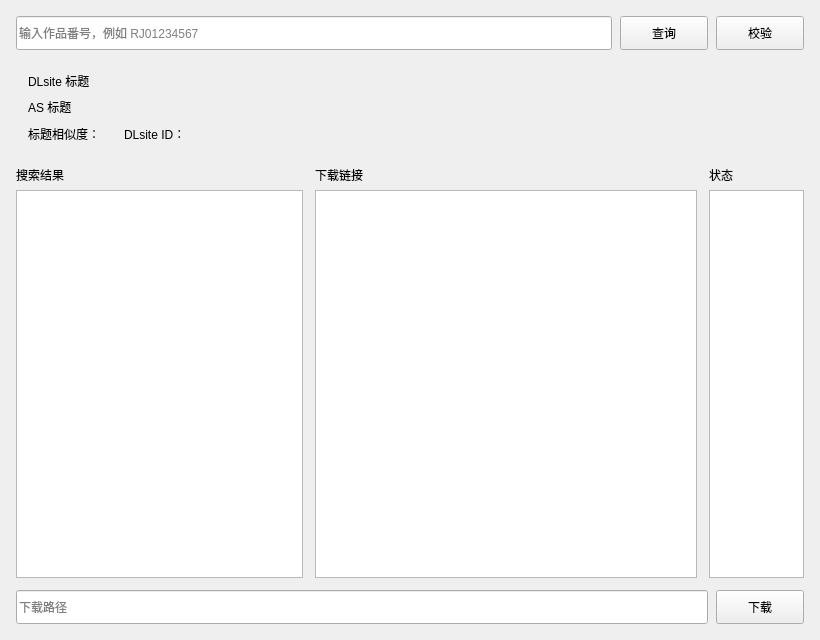
The window that src/QTui/ui_file/select.ui (henntaidesu/DLsite_Anime-sharing_download) describes before a commit, drawn with Qt 5.
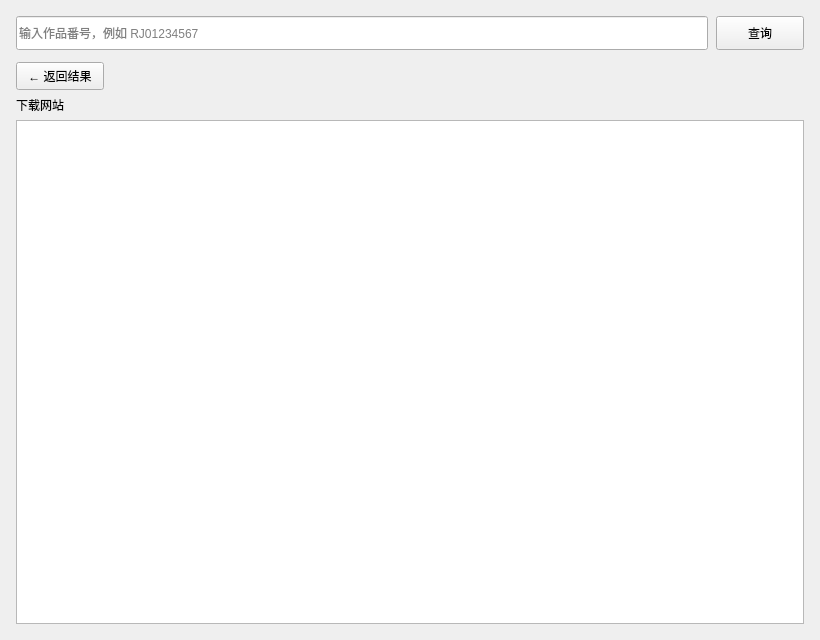
The same window after the commit. The open tabs and pages were chosen to show the change.

Patch:
```diff
--- a/src/QTui/ui_file/select.ui
+++ b/src/QTui/ui_file/select.ui
@@ -64,138 +64,30 @@
         </property>
        </widget>
       </item>
-      <item>
-       <widget class="QPushButton" name="download_check">
-        <property name="minimumSize">
-         <size>
-          <width>88</width>
-          <height>34</height>
-         </size>
-        </property>
-        <property name="text">
-         <string>校验</string>
-        </property>
-       </widget>
-      </item>
      </layout>
     </item>
     <item>
-     <widget class="QFrame" name="infoCard">
-      <property name="class" stdset="0">
-       <string>card</string>
+     <widget class="QStackedWidget" name="lists_stack">
+      <property name="currentIndex">
+       <number>0</number>
       </property>
-      <layout class="QGridLayout" name="infoLayout">
-       <property name="leftMargin">
-        <number>12</number>
-       </property>
-       <property name="topMargin">
-        <number>10</number>
-       </property>
-       <property name="rightMargin">
-        <number>12</number>
-       </property>
-       <property name="bottomMargin">
-        <number>10</number>
-       </property>
-       <property name="horizontalSpacing">
-        <number>10</number>
-       </property>
-       <property name="verticalSpacing">
-        <number>8</number>
-       </property>
-       <item row="0" column="0">
-        <widget class="QLabel" name="dlTitleCaption">
-         <property name="text">
-          <string>DLsite 标题</string>
-         </property>
-         <property name="class" stdset="0">
-          <string>caption</string>
-         </property>
-        </widget>
-       </item>
-       <item row="0" column="1">
-        <widget class="QLabel" name="New_DL_title">
-         <property name="text">
-          <string/>
-         </property>
-         <property name="wordWrap">
-          <bool>true</bool>
-         </property>
-         <property name="textInteractionFlags">
-          <set>Qt::TextSelectableByMouse</set>
-         </property>
-        </widget>
-       </item>
-       <item row="1" column="0">
-        <widget class="QLabel" name="asTitleCaption">
-         <property name="text">
-          <string>AS 标题</string>
-         </property>
-         <property name="class" stdset="0">
-          <string>caption</string>
-         </property>
-        </widget>
-       </item>
-       <item row="1" column="1">
-        <widget class="QLabel" name="New_as_title">
-         <property name="text">
-          <string/>
-         </property>
-         <property name="wordWrap">
-          <bool>true</bool>
-         </property>
-         <property name="textInteractionFlags">
-          <set>Qt::TextSelectableByMouse</set>
-         </property>
-        </widget>
-       </item>
-       <item row="2" column="0" colspan="2">
-        <layout class="QHBoxLayout" name="statusLayout">
-         <property name="spacing">
-          <number>24</number>
-         </property>
-         <item>
-          <widget class="QLabel" name="similarity">
-           <property name="text">
-            <string>标题相似度：</string>
-           </property>
-          </widget>
-         </item>
-         <item>
-          <widget class="QLabel" name="if_rj">
-           <property name="text">
-            <string>DLsite ID：</string>
-           </property>
-          </widget>
-         </item>
-         <item>
-          <spacer name="statusSpacer">
-           <property name="orientation">
-            <enum>Qt::Horizontal</enum>
-           </property>
-           <property name="sizeHint" stdset="0">
-            <size>
-             <width>40</width>
-             <height>20</height>
-            </size>
-           </property>
-          </spacer>
-         </item>
-        </layout>
-       </item>
-      </layout>
-     </widget>
-    </item>
-    <item>
-     <layout class="QHBoxLayout" name="listsLayout" stretch="3,4,1">
-      <property name="spacing">
-       <number>12</number>
-      </property>
-      <item>
+      <widget class="QWidget" name="resultsPage">
        <layout class="QVBoxLayout" name="groupListLayout">
         <property name="spacing">
          <number>6</number>
         </property>
+        <property name="leftMargin">
+         <number>0</number>
+        </property>
+        <property name="topMargin">
+         <number>0</number>
+        </property>
+        <property name="rightMargin">
+         <number>0</number>
+        </property>
+        <property name="bottomMargin">
+         <number>0</number>
+        </property>
         <item>
          <widget class="QLabel" name="groupListCaption">
           <property name="text">
@@ -210,84 +102,80 @@
          <widget class="QListWidget" name="group_list_output"/>
         </item>
        </layout>
-      </item>
-      <item>
-       <layout class="QVBoxLayout" name="urlListLayout">
+      </widget>
+      <widget class="QWidget" name="detailPage">
+       <layout class="QVBoxLayout" name="detailLayout">
         <property name="spacing">
          <number>6</number>
         </property>
+        <property name="leftMargin">
+         <number>0</number>
+        </property>
+        <property name="topMargin">
+         <number>0</number>
+        </property>
+        <property name="rightMargin">
+         <number>0</number>
+        </property>
+        <property name="bottomMargin">
+         <number>0</number>
+        </property>
         <item>
-         <widget class="QLabel" name="urlListCaption">
-          <property name="text">
-           <string>下载链接</string>
+         <layout class="QHBoxLayout" name="detailHeaderLayout">
+          <property name="spacing">
+           <number>8</number>
           </property>
-          <property name="class" stdset="0">
-           <string>caption</string>
-          </property>
-         </widget>
+          <item>
+           <widget class="QPushButton" name="back_button">
+            <property name="minimumSize">
+             <size>
+              <width>88</width>
+              <height>28</height>
+             </size>
+            </property>
+            <property name="text">
+             <string>← 返回结果</string>
+            </property>
+           </widget>
+          </item>
+          <item>
+           <spacer name="detailHeaderSpacer">
+            <property name="orientation">
+             <enum>Qt::Horizontal</enum>
+            </property>
+            <property name="sizeHint" stdset="0">
+             <size>
+              <width>40</width>
+              <height>20</height>
+             </size>
+            </property>
+           </spacer>
+          </item>
+         </layout>
         </item>
         <item>
-         <widget class="QListWidget" name="url_ui_list"/>
-        </item>
-       </layout>
-      </item>
-      <item>
-       <layout class="QVBoxLayout" name="urlStatusLayout">
-        <property name="spacing">
-         <number>6</number>
-        </property>
-        <item>
-         <widget class="QLabel" name="urlStatusCaption">
-          <property name="text">
-           <string>状态</string>
+         <layout class="QVBoxLayout" name="hostCardLayout">
+          <property name="spacing">
+           <number>6</number>
           </property>
-          <property name="class" stdset="0">
-           <string>caption</string>
-          </property>
-         </widget>
+          <item>
+           <widget class="QLabel" name="hostCardCaption">
+            <property name="text">
+             <string>下载网站</string>
+            </property>
+            <property name="class" stdset="0">
+             <string>caption</string>
+            </property>
+           </widget>
+          </item>
+          <item>
+           <widget class="QListWidget" name="host_card_list"/>
+          </item>
+         </layout>
         </item>
-        <item>
-         <widget class="QListWidget" name="url_ui_status"/>
-        </item>
        </layout>
-      </item>
-     </layout>
-    </item>
-    <item>
-     <layout class="QHBoxLayout" name="bottomLayout">
-      <property name="spacing">
-       <number>8</number>
-      </property>
-      <item>
-       <widget class="QLineEdit" name="down_path_text">
-        <property name="minimumSize">
-         <size>
-          <width>0</width>
-          <height>34</height>
-         </size>
-        </property>
-        <property name="placeholderText">
-         <string>下载路径</string>
-        </property>
-       </widget>
-      </item>
-      <item>
-       <widget class="QPushButton" name="download_button">
-        <property name="minimumSize">
-         <size>
-          <width>88</width>
-          <height>34</height>
-         </size>
-        </property>
-        <property name="text">
-         <string>下载</string>
-        </property>
-        <property name="class" stdset="0">
-         <string>primary</string>
-        </property>
-       </widget>
-      </item>
-     </layout>
+      </widget>
+     </widget>
     </item>
    </layout>
   </widget>
```
